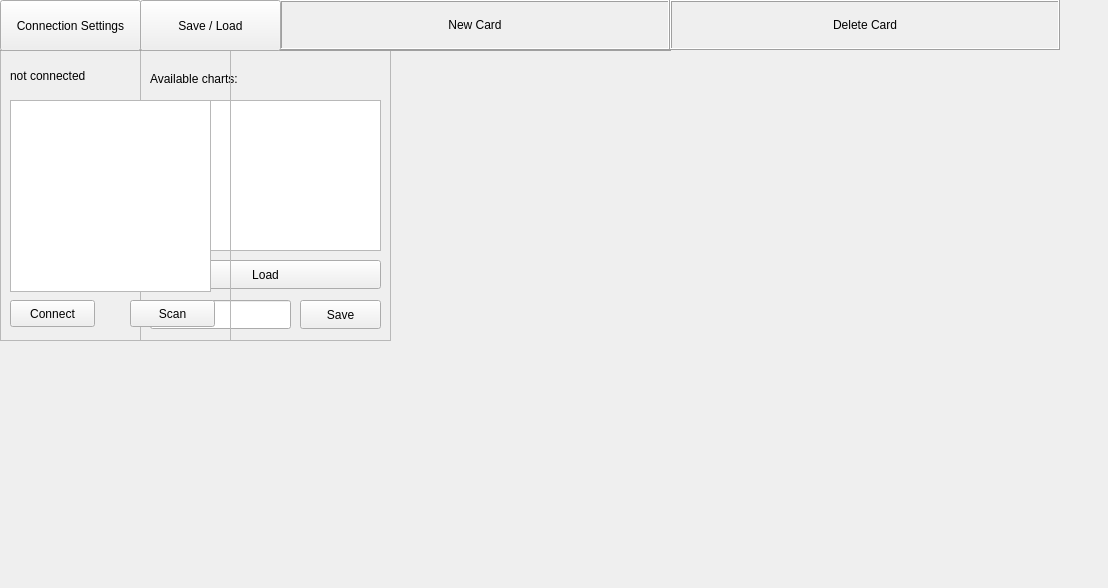
Old version of the form Code/iplanpy.ui in the repository Peacecake/ITT-Abschlussprojekt.
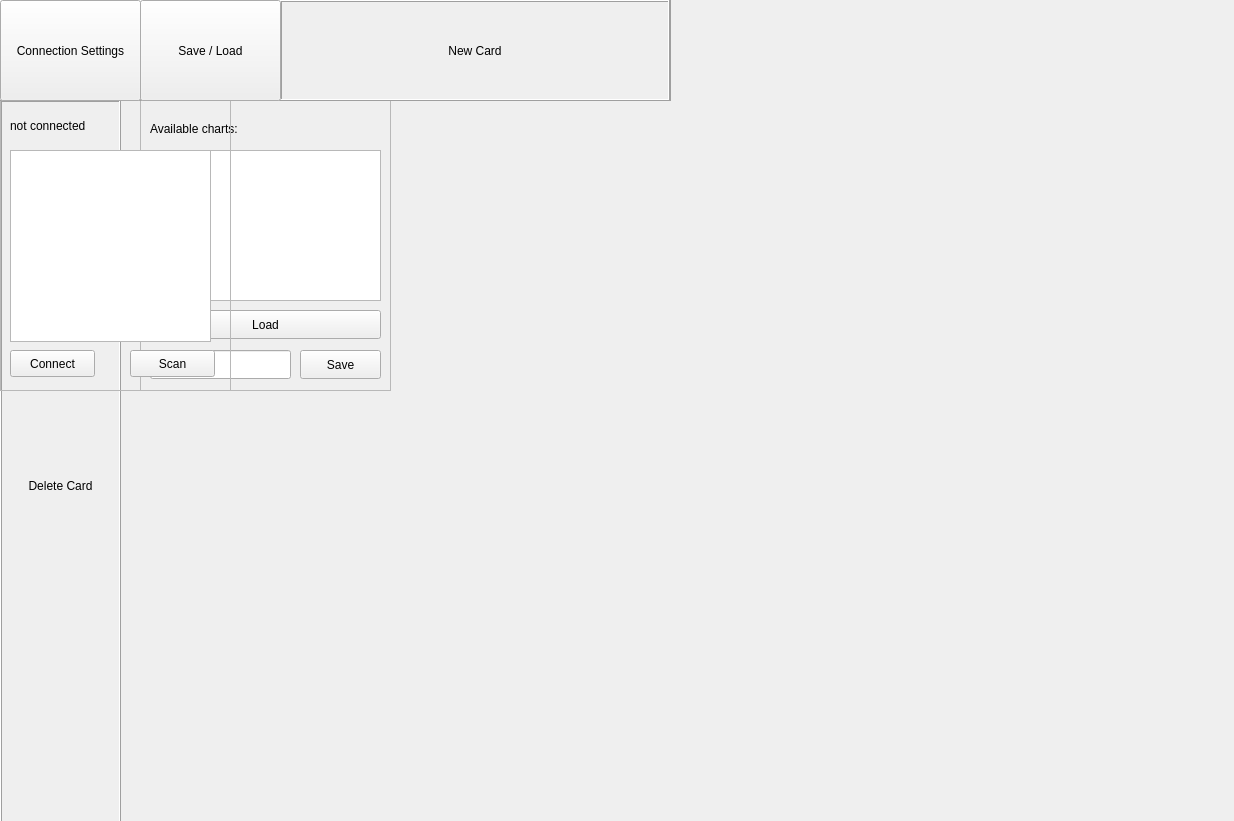
New version of the form.

Commit message: changed ui, added demo.chart

Diff of the .ui file:
```diff
--- a/Code/iplanpy.ui
+++ b/Code/iplanpy.ui
@@ -6,10 +6,16 @@
    <rect>
     <x>0</x>
     <y>0</y>
-    <width>1108</width>
-    <height>588</height>
+    <width>1234</width>
+    <height>821</height>
    </rect>
   </property>
+  <property name="sizePolicy">
+   <sizepolicy hsizetype="Expanding" vsizetype="Expanding">
+    <horstretch>0</horstretch>
+    <verstretch>0</verstretch>
+   </sizepolicy>
+  </property>
   <property name="windowTitle">
    <string>IPlanPy</string>
   </property>
@@ -25,7 +31,7 @@
    <property name="geometry">
     <rect>
      <x>0</x>
-     <y>50</y>
+     <y>100</y>
      <width>231</width>
      <height>291</height>
     </rect>
@@ -93,7 +99,7 @@
    <property name="geometry">
     <rect>
      <x>140</x>
-     <y>50</y>
+     <y>100</y>
      <width>251</width>
      <height>291</height>
     </rect>
@@ -170,7 +176,7 @@
      <x>0</x>
      <y>0</y>
      <width>671</width>
-     <height>51</height>
+     <height>101</height>
     </rect>
    </property>
    <property name="frameShape">
@@ -188,7 +194,7 @@
       <x>280</x>
       <y>0</y>
       <width>390</width>
-      <height>50</height>
+      <height>101</height>
      </rect>
     </property>
     <property name="autoFillBackground">
@@ -219,7 +225,7 @@
       <x>140</x>
       <y>0</y>
       <width>141</width>
-      <height>51</height>
+      <height>101</height>
      </rect>
     </property>
     <property name="text">
@@ -232,7 +238,7 @@
       <x>0</x>
       <y>0</y>
       <width>141</width>
-      <height>51</height>
+      <height>101</height>
      </rect>
     </property>
     <property name="text">
@@ -243,12 +249,18 @@
   <widget class="QLabel" name="delete_card">
    <property name="geometry">
     <rect>
-     <x>670</x>
-     <y>0</y>
-     <width>390</width>
-     <height>50</height>
+     <x>0</x>
+     <y>100</y>
+     <width>121</width>
+     <height>771</height>
     </rect>
    </property>
+   <property name="sizePolicy">
+    <sizepolicy hsizetype="Preferred" vsizetype="Expanding">
+     <horstretch>0</horstretch>
+     <verstretch>0</verstretch>
+    </sizepolicy>
+   </property>
    <property name="autoFillBackground">
     <bool>false</bool>
    </property>
@@ -256,6 +268,11 @@
     <string notr="true">QLabel:hover#delete_card {
 	background-color: red;
 	color: white
+}
+
+delete_card {
+	height: 100%;
+	float: left;
 }</string>
    </property>
    <property name="frameShape">
@@ -271,10 +288,10 @@
     <set>Qt::AlignCenter</set>
    </property>
   </widget>
+  <zorder>delete_card</zorder>
   <zorder>fr_save_and_load</zorder>
   <zorder>fr_connection</zorder>
   <zorder>fr_control_container</zorder>
-  <zorder>delete_card</zorder>
  </widget>
  <resources/>
  <connections/>
```
The commit also changes 2 other files.
